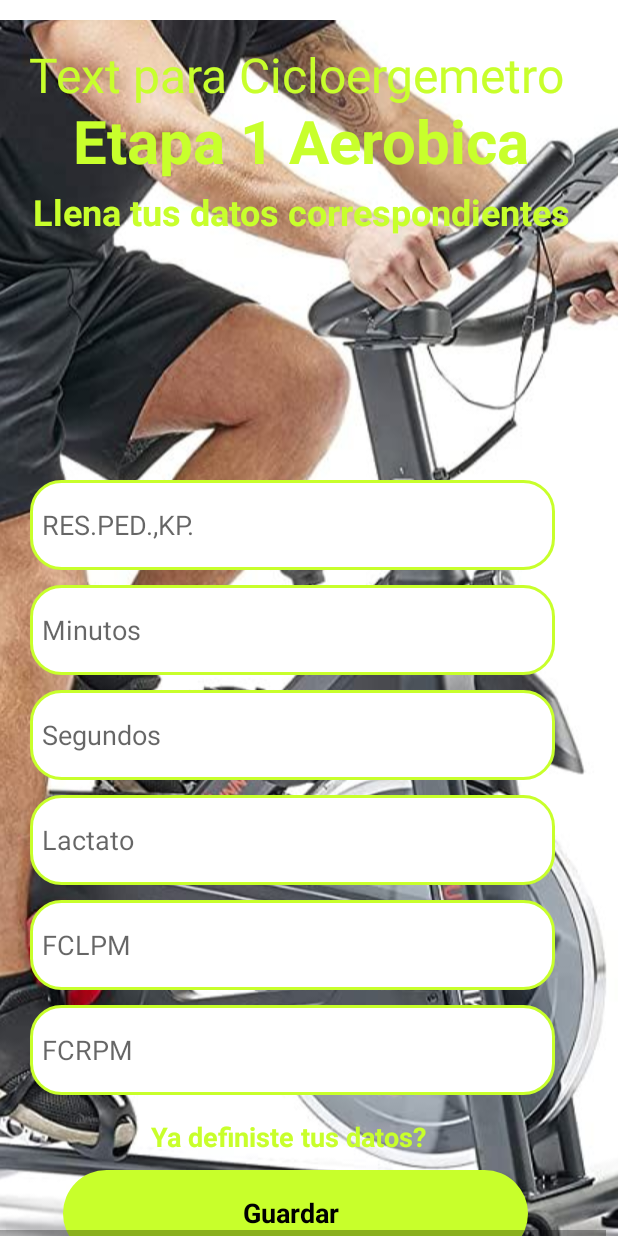
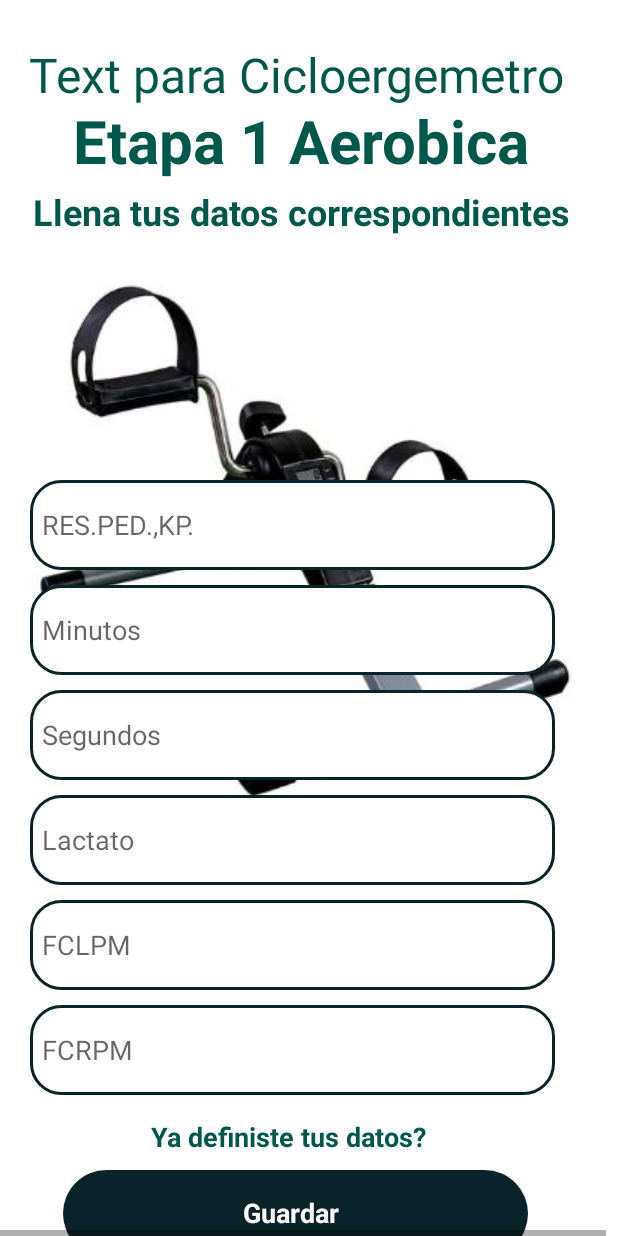
Before and after one commit to demondcn/LT, an Android app: the prueba_de_ciclo_activity screen opened directly, with no data from a screen before it, on a phone screen of 412 x 824 dp. Run offline under Robolectric (Android 15) with nearby library versions, the phone set to English and light mode, and no system bars.

Commit message:
mejorar algunos fronts de layauts v3

```diff
--- a/proyecto de grado LT/Software/Lactato_UdecGrovy/app/src/main/res/layout/prueba_de_cicloergemetro.xml
+++ b/proyecto de grado LT/Software/Lactato_UdecGrovy/app/src/main/res/layout/prueba_de_cicloergemetro.xml
@@ -30,7 +30,7 @@
 					android:layout_marginStart="-20dp"
 					android:layout_marginTop="0dp"
 					android:contentDescription="image_6"
-					android:src="@drawable/image_ciclo" />
+					android:src="@drawable/image_ciclo2" />
 
 
 				<RelativeLayout android:id="@+id/texto_zona"
@@ -45,7 +45,7 @@
 						android:layout_gravity="center_horizontal|center"
 						android:gravity="center"
 						android:textSize="32sp"
-						android:textColor="@color/test_para_carrera_a_pie_color"
+						android:textColor="@color/colorPrimaryDark"
 						android:layout_marginLeft="-5dp"
 						android:layout_marginTop="0dp"
 						android:layout_width="416dp"
@@ -59,7 +59,7 @@
 						android:layout_gravity="center_horizontal|center"
 						android:gravity="center"
 						android:textSize="40sp"
-						android:textColor="@color/test_para_carrera_a_pie_color"
+						android:textColor="@color/colorPrimaryDark"
 						android:layout_marginLeft="-1dp"
 						android:layout_marginTop="41dp"
 						android:layout_width="413dp"
@@ -73,7 +73,7 @@
 						android:layout_gravity="center_horizontal|center"
 						android:gravity="center"
 						android:textSize="24sp"
-						android:textColor="@color/test_para_carrera_a_pie_color"
+						android:textColor="@color/colorPrimaryDark"
 						android:layout_marginLeft="3dp"
 						android:layout_marginTop="94dp"
 						android:layout_width="405dp"
@@ -89,7 +89,7 @@
 					android:layout_height="60dp"
 					android:layout_marginLeft="20dp"
 					android:layout_marginTop="670dp"
-					android:background="@drawable/lavender_border2"
+					android:background="@drawable/lavender_border4"
 
 					android:drawablePadding="8dp"
 					android:hint="FCRPM"
@@ -101,7 +101,7 @@
 					android:layout_height="60dp"
 					android:layout_marginLeft="20dp"
 					android:layout_marginTop="600dp"
-					android:background="@drawable/lavender_border2"
+					android:background="@drawable/lavender_border4"
 
 					android:drawablePadding="8dp"
 					android:hint="FCLPM"
@@ -113,7 +113,7 @@
 					android:layout_height="60dp"
 					android:layout_marginLeft="20dp"
 					android:layout_marginTop="530dp"
-					android:background="@drawable/lavender_border2"
+					android:background="@drawable/lavender_border4"
 
 					android:drawablePadding="8dp"
 					android:hint="Lactato"
@@ -125,7 +125,7 @@
 					android:layout_height="60dp"
 					android:layout_marginLeft="20dp"
 					android:layout_marginTop="460dp"
-					android:background="@drawable/lavender_border2"
+					android:background="@drawable/lavender_border4"
 
 					android:drawablePadding="8dp"
 					android:hint="Segundos"
@@ -137,7 +137,7 @@
 					android:layout_height="60dp"
 					android:layout_marginLeft="20dp"
 					android:layout_marginTop="390dp"
-					android:background="@drawable/lavender_border2"
+					android:background="@drawable/lavender_border4"
 
 					android:drawablePadding="8dp"
 					android:hint="Minutos"
@@ -149,7 +149,7 @@
 					android:layout_height="60dp"
 					android:layout_marginLeft="20dp"
 					android:layout_marginTop="320dp"
-					android:background="@drawable/lavender_border2"
+					android:background="@drawable/lavender_border4"
 					android:drawablePadding="8dp"
 					android:hint="RES.PED.,KP."
 					android:inputType="numberDecimal"
@@ -165,7 +165,7 @@
 					>
 
 					<View   android:id="@+id/rectangle_1"
-						android:background="@drawable/rectangle_2_shape"
+						android:background="@drawable/rectangle_5_shape"
 						 android:layout_marginStart="51dp"
 						android:layout_marginTop="30dp"
 						android:layout_width="310dp"
@@ -175,7 +175,7 @@
 						android:fontFamily="Nunito"
 						android:textStyle="bold"
 						android:textSize="18sp"
-						android:textColor="@color/guardar_color"
+						android:textColor="@color/white"
 						android:layout_marginLeft="171dp"
 						android:layout_marginTop="46dp"
 						android:layout_width="92dp"
@@ -189,7 +189,7 @@
 						android:layout_gravity="center_horizontal|center"
 						android:gravity="center"
 						android:textSize="18sp"
-						android:textColor="@color/rectangle_3_color"
+						android:textColor="@color/colorPrimaryDark"
 						android:layout_marginLeft="-3dp"
 						android:layout_marginTop="-25dp"
 						android:layout_width="409dp"
@@ -202,7 +202,7 @@
 						android:textStyle="bold"
 						android:layout_gravity="center_horizontal|center"
 						android:gravity="center"
-						android:textColor="@color/test_para_carrera_a_pie_color"
+						android:textColor="@color/colorPrimaryDark"
 						android:layout_marginLeft="9dp"
 						android:layout_marginTop="105dp"
 						android:layout_width="398dp"
--- a/proyecto de grado LT/Software/Lactato_UdecGrovy/app/src/main/res/values/colors.xml
+++ b/proyecto de grado LT/Software/Lactato_UdecGrovy/app/src/main/res/values/colors.xml
@@ -25,4 +25,5 @@
     <color name="lavender">#0867EB</color>
     <color name="nang">#FBFE69</color>
     <color name="ning">#092429</color>
+    <color name="verdeTurquesa">#1abc9c</color>
 </resources>
```
Also changed, not shown: proyecto de grado LT/Software/Lactato_UdecGrovy/app/src/main/res/layout/prueba_de_canotage.xml (+12 -12 lines), proyecto de grado LT/Software/Lactato_UdecGrovy/app/src/main/res/drawable/image_ciclo2.jpg (added).
